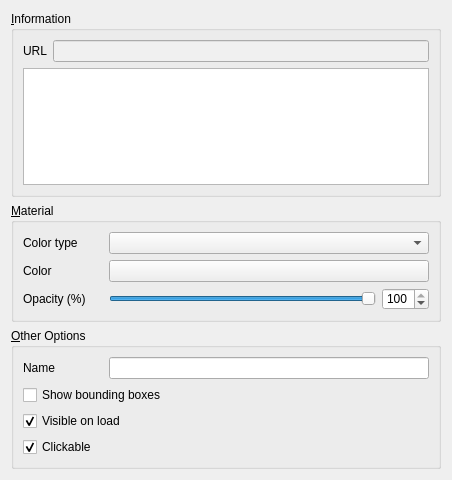
The window that gui/ui/pcproperties.ui (minorua/Qgis2threejs) describes before a commit, drawn with Qt 5.
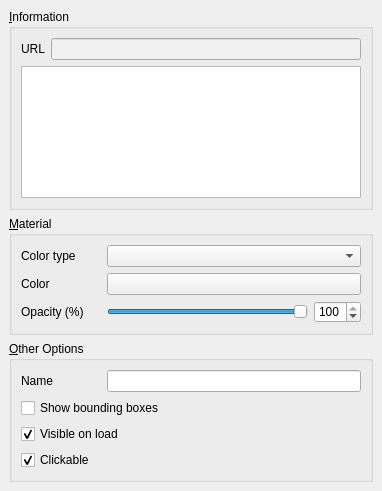
The same window after the commit. Custom widgets are drawn as their Qt base class.

Commit message: remove scroll area from property dialog and add scroll areas inside each tab

Patch:
```diff
--- a/gui/ui/pcproperties.ui
+++ b/gui/ui/pcproperties.ui
@@ -6,14 +6,44 @@
    <rect>
     <x>0</x>
     <y>0</y>
-    <width>452</width>
-    <height>480</height>
+    <width>382</width>
+    <height>491</height>
    </rect>
   </property>
   <property name="windowTitle">
    <string>Form</string>
   </property>
   <layout class="QVBoxLayout" name="verticalLayout">
+   <property name="leftMargin">
+    <number>0</number>
+   </property>
+   <property name="topMargin">
+    <number>0</number>
+   </property>
+   <property name="rightMargin">
+    <number>0</number>
+   </property>
+   <property name="bottomMargin">
+    <number>0</number>
+   </property>
+   <item>
+    <widget class="QScrollArea" name="scrollArea">
+     <property name="frameShape">
+      <enum>QFrame::NoFrame</enum>
+     </property>
+     <property name="widgetResizable">
+      <bool>true</bool>
+     </property>
+     <widget class="QWidget" name="scrollAreaWidgetContents">
+      <property name="geometry">
+       <rect>
+        <x>0</x>
+        <y>0</y>
+        <width>382</width>
+        <height>491</height>
+       </rect>
+      </property>
+      <layout class="QVBoxLayout" name="verticalLayout_2">
    <item>
     <widget class="QGroupBox" name="groupBox">
      <property name="title">
@@ -228,6 +258,10 @@
       </size>
      </property>
     </spacer>
+       </item>
+      </layout>
+     </widget>
+    </widget>
    </item>
   </layout>
  </widget>
```
Lines whose indentation alone changed are shown as unchanged. The commit also changes 10 other files.
